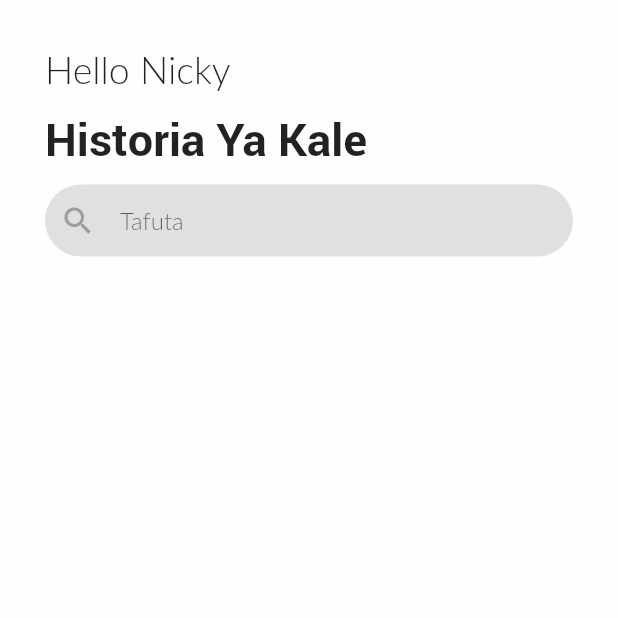
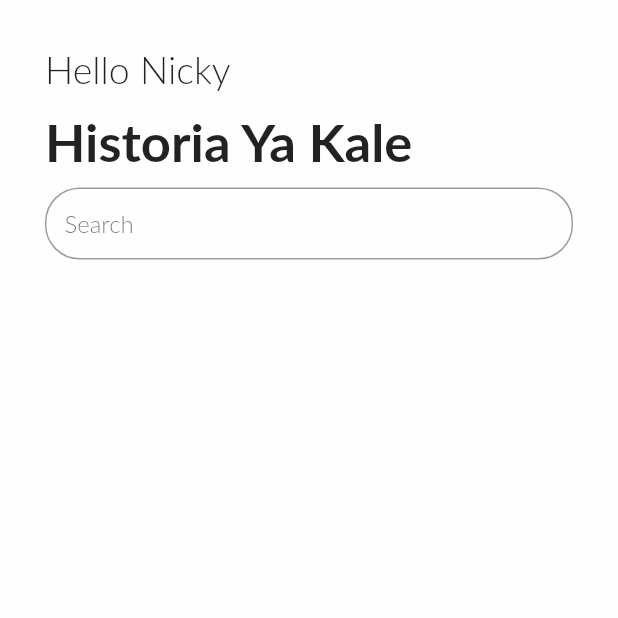
Before and after one commit to nickyrabit/FlutterHeroAnimationExample, a Flutter app: the screen it shows after launch, on a phone screen of 412 x 824 dp, the top half of it. Run offline on Flutter 3.47's test engine with Material 2 defaults, Android fonts, the phone set to English and light mode, and no system bars.

Commit message:
initial commit, adding header text and textinput layout

```diff
--- a/lib/main.dart
+++ b/lib/main.dart
@@ -25,33 +25,25 @@ class MyStatelessWidget extends StatelessWidget{
       new Text('Hello Nicky', style: TextStyle(fontFamily: 'Lato',fontSize: 25),),
         new Container(
           padding: EdgeInsets.only(top: 10.0,bottom: 10.0),
-      child: new Text('Historia Ya Kale', style: TextStyle(fontFamily: 'Roboto',fontSize: 30), )
+      child: new Text('Historia Ya Kale', style: TextStyle(fontFamily: 'Lato',fontSize: 35, fontWeight: FontWeight.bold), )
 
         )
-
         ,
-            new Container(
-            padding: EdgeInsets.only(left: 10.0,right:10.0),
-            decoration: new BoxDecoration(
-                color: Colors.grey[300],
-                borderRadius: new BorderRadius.only(
-                    topLeft: const Radius.circular(40.0),
-                    topRight: const Radius.circular(40.0),
-                    bottomLeft:const Radius.circular(40.0),
-                    bottomRight: const Radius.circular(40.0))),
-
-                child: TextFormField(
-                    decoration: InputDecoration(
-                    border: InputBorder.none,
-                    icon: new Icon(Icons.search, color: Colors.grey, ),
-                    hintText: 'Tafuta',
-                    hintStyle: TextStyle(fontFamily: 'Lato'),
-
-                  ),
-                )
+        new Container(
 
 
+          child: new TextField(
+            decoration: InputDecoration(
+              contentPadding: const EdgeInsets.all(13.0),
+              border: OutlineInputBorder(
+                borderRadius: BorderRadius.circular(23.0),
+                borderSide: new BorderSide(color: Colors.black12)),
+              hintText: "Search",
+              hintStyle: TextStyle(fontFamily: 'Lato', fontWeight: FontWeight.normal)
             ),
+
+          )
+        )
 
 
 
@@ -69,34 +61,28 @@ class MyStatelessWidget extends StatelessWidget{
 
 
 
-  void _showToast(BuildContext context) {
-    final scaffold = Scaffold.of(context);
-    scaffold.showSnackBar(
-      SnackBar(
-        content: const Text('Added to favorite'),
-        action: SnackBarAction(
-            label: 'UNDO', onPressed: scaffold.hideCurrentSnackBar),
-      ),
-    );
-  }
+
 
 }
 
 
-
-class SearchScreen extends StatelessWidget {
+class DetailScreen extends StatelessWidget {
   @override
   Widget build(BuildContext context) {
-    // TODO: implement build
-
-    return new SafeArea(
-      child : new Scaffold(
-
-        appBar: AppBar(
-          title: Text('New Slide'),
-        )
-    )
+    return Scaffold(
+      body: GestureDetector(
+        child: Center(
+          child: Hero(
+            tag: 'imageHero',
+            child: Image.network(
+              'https://picsum.photos/250?image=9',
+            ),
+          ),
+        ),
+        onTap: () {
+          Navigator.pop(context);
+        },
+      ),
     );
   }
-
 }
--- a/pubspec.yaml
+++ b/pubspec.yaml
@@ -38,11 +38,13 @@ flutter:
        - family: Lato
          fonts:
            - asset: fonts/lato-light.ttf
+           - asset: fonts/Lato-Bold.ttf
              style: normal
              weight: 200
        - family: Roboto
          fonts:
            - asset: fonts/Roboto-Bold.ttf
+
   uses-material-design: true
 
   # To add assets to your application, add an assets section, like this:
```
Also changed, not shown: fonts/Lato-Bold.ttf (added).
